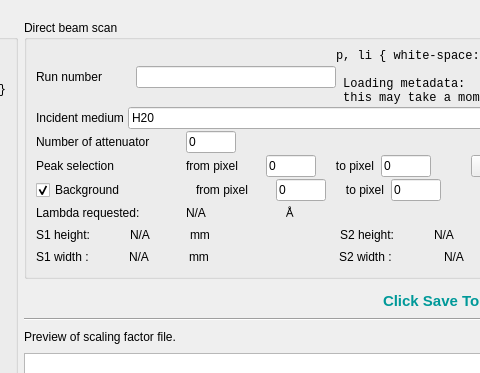
Above: Code/Mantid/scripts/Interface/ui/reflectometer/refl_sf_calculator.ui from mantidproject/mantid before the change; both pictures show x 256 to 736 and y 0 to 373 of the 1140 by 880 pixel window. Below: the same form after it.
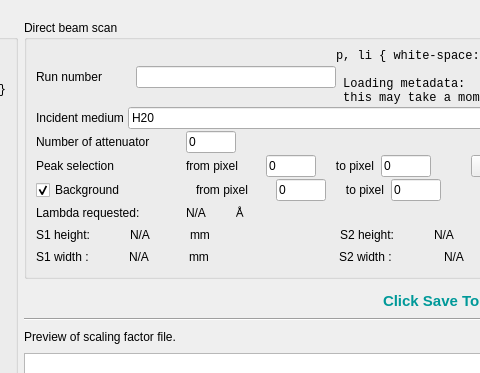
That is the form after the change.

Patch:
```diff
--- a/Code/Mantid/scripts/Interface/ui/reflectometer/refl_sf_calculator.ui
+++ b/Code/Mantid/scripts/Interface/ui/reflectometer/refl_sf_calculator.ui
@@ -799,13 +799,13 @@
                      <widget class="QLabel" name="lambda_request">
                       <property name="minimumSize">
                        <size>
-                        <width>100</width>
+                        <width>50</width>
                         <height>0</height>
                        </size>
                       </property>
                       <property name="maximumSize">
                        <size>
-                        <width>100</width>
+                        <width>50</width>
                         <height>16777215</height>
                        </size>
                       </property>
```
